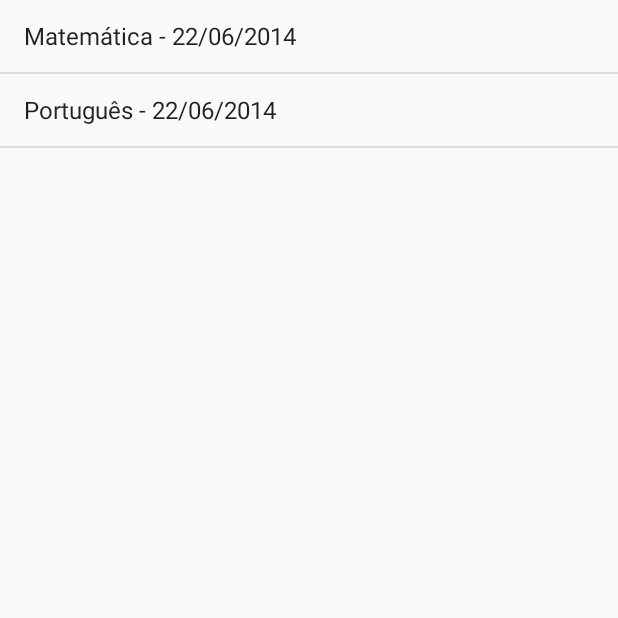
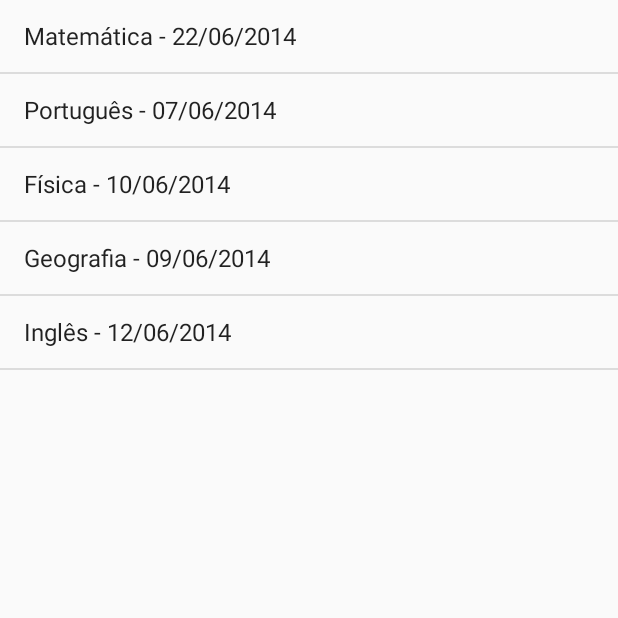
Before and after one commit to LuizGadao/CadastroAluno, an Android app: the TestsActivity screen opened directly, with no data from a screen before it, on a phone screen of 412 x 824 dp, the top half of it. Run offline under Robolectric (Android 15) with nearby library versions, the phone set to English and light mode, and no system bars.

Commit message:
third part, chapter four complete (fragments and compatibility)

```diff
--- a/app/src/main/java/com/luizgadao/cadastroaluno/app/TestsActivity.java
+++ b/app/src/main/java/com/luizgadao/cadastroaluno/app/TestsActivity.java
@@ -1,10 +1,19 @@
 package com.luizgadao.cadastroaluno.app;
 
 import android.app.Activity;
+import android.content.Intent;
 import android.os.Bundle;
+import android.support.v4.app.FragmentActivity;
+import android.support.v4.app.FragmentManager;
+import android.support.v4.app.FragmentTransaction;
+import android.util.Log;
+import android.view.View;
+import android.widget.AdapterView;
 import android.widget.ArrayAdapter;
 import android.widget.ListView;
 
+import com.luizgadao.cadastroaluno.app.fragment.DetailTestFragment;
+import com.luizgadao.cadastroaluno.app.fragment.ListTestFragment;
 import com.luizgadao.cadastroaluno.app.model.Test;
 
 import java.util.ArrayList;
@@ -14,34 +23,67 @@ import java.util.List;
 /**
  * Created by luizcarlos on 19/05/14.
  */
-public class TestsActivity extends Activity
+public class TestsActivity extends FragmentActivity
 {
+
+    public static final String TEST_SELECTED = "teste-selected";
 
     @Override
     protected void onCreate(Bundle savedInstanceState)
     {
         super.onCreate(savedInstanceState);
-        setContentView( R.layout.activity_tests );
+        setContentView( R.layout.tests );
 
-        ListView listViewTest = (ListView) this.findViewById( R.id.list_view_test );
+        FragmentManager fragmentManager = getSupportFragmentManager();
+        FragmentTransaction fragmentTransaction = fragmentManager.beginTransaction();
 
-        int layout = android.R.layout.simple_list_item_1;
+        Log.d( "TestActivity", "is-tablet? " + isTabletLandScape() );
 
-        Test test1 = new Test();
-        test1.setName( "Matemática" );
-        test1.setData( "22/06/2014" );
-        test1.setDescription( "prova de matemática, sobre todo conteúdo abordado em sala de aula" );
-        test1.setTopics( Arrays.asList( "Tópico-1", "Tópico-2", "Tópico-3", "Tópico-4" ) );
+        if( isTabletLandScape() )
+        {
+            ListTestFragment listTestFragment = new ListTestFragment();
+            fragmentTransaction.replace( R.id.left_frame_test, listTestFragment );
 
-        Test test2 = new Test();
-        test2.setName( "Português" );
-        test2.setData( "22/06/2014" );
-        test2.setDescription( "prova de matemática, sobre todo conteúdo abordado em sala de aula" );
-        test2.setTopics( Arrays.asList( "Tópico-1", "Tópico-2", "Tópico-3", "Tópico-4" ) );
+            Bundle args = new Bundle();
+            args.putSerializable( TEST_SELECTED, listTestFragment.getFirstTest() );
+            DetailTestFragment detailTestFragment = new DetailTestFragment();
+            detailTestFragment.setArguments( args );
 
-        List<Test> listTests = Arrays.asList( test1, test2 );
-        ArrayAdapter adapter = new ArrayAdapter( this, layout, listTests );
+            fragmentTransaction.replace( R.id.right_frame_test, detailTestFragment );
+        }
+        else
+        {
+            fragmentTransaction.replace( R.id.only_frame_test, new ListTestFragment() );
+        }
 
-        listViewTest.setAdapter( adapter );
+        fragmentTransaction.commit();
+    }
+
+    public void selectTest( Test testSelected ) {
+        Log.d("TESTS-ACTIVITY", "SELECT-TEST");
+
+        Bundle args = new Bundle();
+        args.putSerializable(TEST_SELECTED, testSelected);
+
+        DetailTestFragment detailTestFragment = new DetailTestFragment();
+        detailTestFragment.setArguments(args);
+
+        FragmentManager manager = getSupportFragmentManager();
+        FragmentTransaction transaction = manager.beginTransaction();
+
+        if (!isTabletLandScape()) {
+            transaction.replace(R.id.only_frame_test, detailTestFragment);
+            transaction.addToBackStack(null);
+        } else
+        {
+            transaction.replace( R.id.right_frame_test, detailTestFragment );
+        }
+
+        transaction.commit();
+    }
+
+    private boolean isTabletLandScape()
+    {
+        return getResources().getBoolean( R.bool.isTablet );
     }
 }
--- /dev/null
+++ b/app/src/main/java/com/luizgadao/cadastroaluno/app/fragment/ListTestFragment.java
@@ -0,0 +1,103 @@
+package com.luizgadao.cadastroaluno.app.fragment;
+
+import android.app.Activity;
+import android.content.Intent;
+import android.os.Bundle;
+import android.support.v4.app.Fragment;
+import android.support.v4.app.FragmentActivity;
+import android.util.Log;
+import android.view.LayoutInflater;
+import android.view.View;
+import android.view.ViewGroup;
+import android.widget.AdapterView;
+import android.widget.ArrayAdapter;
+import android.widget.ListView;
+
+import com.luizgadao.cadastroaluno.app.R;
+import com.luizgadao.cadastroaluno.app.TestsActivity;
+import com.luizgadao.cadastroaluno.app.model.Test;
+
+import java.util.Arrays;
+import java.util.List;
+
+/**
+ * Created by luizcarlos on 20/05/14.
+ */
+public class ListTestFragment extends Fragment
+{
+
+    private Test firstTest;
+
+    public ListTestFragment()
+    {
+        firstTest = new Test();
+        firstTest.setName( "Matemática" );
+        firstTest.setData( "22/06/2014" );
+        firstTest.setDescription( "prova de matemática, sobre todo conteúdo abordado em sala de aula" );
+        firstTest.setTopics( Arrays.asList("Tópico-1", "Tópico-2", "Tópico-3", "Tópico-4", "Tópico-1", "Tópico-2", "Tópico-3", "Tópico-4", "Tópico-1", "Tópico-2", "Tópico-3", "Tópico-4") );
+}
+
+    @Override
+    public View onCreateView(LayoutInflater inflater, ViewGroup container, Bundle savedInstanceState )
+    {
+        View view = (View) inflater.inflate(R.layout.activity_tests, null);
+
+        ListView listViewTest = (ListView) view.findViewById(R.id.list_view_test);
+
+        Log.d("DETAIL-FRAGMENT", "TEST");
+
+        int layout = android.R.layout.simple_list_item_1;
+
+        Test test2 = new Test();
+        test2.setName( "Português" );
+        test2.setData( "07/06/2014" );
+        test2.setDescription( "prova de matemática, sobre todo conteúdo abordado em sala de aula" );
+        test2.setTopics( Arrays.asList( "Tópico-1", "Tópico-2", "Tópico-3", "Tópico-4", "Tópico-1", "Tópico-2", "Tópico-3", "Tópico-4", "Tópico-1", "Tópico-2", "Tópico-3", "Tópico-4" ) );
+
+        Test test3 = new Test();
+        test3.setName( "Física" );
+        test3.setData( "10/06/2014" );
+        test3.setDescription( "prova de matemática, sobre todo conteúdo abordado em sala de aula" );
+        test3.setTopics( Arrays.asList( "Tópico-1", "Tópico-2", "Tópico-3", "Tópico-4", "Tópico-1", "Tópico-2", "Tópico-3", "Tópico-4", "Tópico-1", "Tópico-2", "Tópico-3", "Tópico-4" ) );
+
+        Test test4 = new Test();
+        test4.setName( "Geografia" );
+        test4.setData( "09/06/2014" );
+        test4.setDescription( "prova de matemática, sobre todo conteúdo abordado em sala de aula" );
+        test4.setTopics( Arrays.asList( "Tópico-1", "Tópico-2", "Tópico-3", "Tópico-4", "Tópico-1", "Tópico-2", "Tópico-3", "Tópico-4", "Tópico-1", "Tópico-2", "Tópico-3", "Tópico-4" ) );
+
+        Test test5 = new Test();
+        test5.setName( "Inglês" );
+        test5.setData( "12/06/2014" );
+        test5.setDescription( "prova de matemática, sobre todo conteúdo abordado em sala de aula" );
+        test5.setTopics( Arrays.asList( "Tópico-1", "Tópico-2", "Tópico-3", "Tópico-4", "Tópico-1", "Tópico-2", "Tópico-3", "Tópico-4", "Tópico-1", "Tópico-2", "Tópico-3", "Tópico-4" ) );
+
+
+        final List<Test> listTests = Arrays.asList( firstTest, test2, test3, test4, test5 );
+
+        FragmentActivity context = getActivity();
+
+        ArrayAdapter adapter = new ArrayAdapter( context, layout, listTests );
+
+        listViewTest.setAdapter( adapter );
+
+        listViewTest.setOnItemClickListener( new AdapterView.OnItemClickListener() {
+            @Override
+            public void onItemClick(AdapterView<?> adapterView, View view, int i, long l)
+            {
+                Test testClicked = listTests.get( i );
+
+                Log.d( "test-clicked: ", testClicked.getName() );
+
+                TestsActivity testsActivity = ( TestsActivity ) getActivity();
+                testsActivity.selectTest( testClicked );
+            }
+        });
+
+        return view;
+    }
+
+    public Test getFirstTest() {
+        return firstTest;
+    }
+}
--- /dev/null
+++ b/app/src/main/res/drawable-nodpi/border.xml
@@ -0,0 +1,15 @@
+<?xml version="1.0" encoding="utf-8"?>
+<shape xmlns:android="http://schemas.android.com/apk/res/android">
+    <!--     Cria linha com bordas arredondadas e tom de cinza    -->
+    <stroke android:width="5dp" android:color="#6B6B6B"/>
+    <corners android:radius="15dp" />
+
+    <!--     Escolhe a cor de fundo        -->
+    <solid android:color="#d4d4d4" />
+
+    <!--     Espaço entre conteudo e borda     -->
+    <padding
+        android:left="15dp" android:top="15dp"
+        android:right="15dp" android:bottom="15dp"/>
+
+</shape>
--- /dev/null
+++ b/app/src/main/res/layout-xlarge-land/tests.xml
@@ -0,0 +1,23 @@
+<?xml version="1.0" encoding="utf-8"?>
+
+<LinearLayout xmlns:android="http://schemas.android.com/apk/res/android"
+    android:orientation="horizontal"
+    android:layout_width="match_parent"
+    android:layout_height="match_parent">
+
+    <FrameLayout
+        android:id="@+id/left_frame_test"
+        android:layout_width="wrap_content"
+        android:layout_weight="2"
+        android:layout_height="fill_parent"
+        />
+
+    <FrameLayout
+        android:id="@+id/right_frame_test"
+        android:layout_width="wrap_content"
+        android:layout_weight="1"
+        android:layout_height="fill_parent"
+        android:background="@drawable/border"
+        />
+
+</LinearLayout>
--- /dev/null
+++ b/app/src/main/res/layout/tests.xml
@@ -0,0 +1,14 @@
+<?xml version="1.0" encoding="utf-8"?>
+
+<LinearLayout xmlns:android="http://schemas.android.com/apk/res/android"
+    android:orientation="vertical"
+    android:layout_width="match_parent"
+    android:layout_height="match_parent">
+
+    <FrameLayout
+        android:id="@+id/only_frame_test"
+        android:layout_width="match_parent"
+        android:layout_height="match_parent"
+        />
+
+</LinearLayout>
--- /dev/null
+++ b/app/src/main/res/values-xlarge-land/bools.xml
@@ -0,0 +1,4 @@
+<?xml version="1.0" encoding="utf-8"?>
+<resources>
+    <bool name="isTablet">true</bool>
+</resources>
--- /dev/null
+++ b/app/src/main/res/values/bools.xml
@@ -0,0 +1,4 @@
+<?xml version="1.0" encoding="utf-8"?>
+<resources>
+    <bool name="isTablet">false</bool>
+</resources>
--- a/app/src/main/res/values/strings.xml
+++ b/app/src/main/res/values/strings.xml
@@ -6,5 +6,6 @@
     <string name="action_settings">Settings</string>
     <string name="title_activity_form_add">Form Add Student</string>
     <string name="title_activity_tests">Tests</string>
+    <string name="title_activity_detail_test">DetailTest</string>
 
 </resources>
```
Also changed, not shown: app/src/main/AndroidManifest.xml (+12 -10 lines), app/src/main/java/com/luizgadao/cadastroaluno/app/DetailTest.java (added, +42 -0 lines), app/src/main/java/com/luizgadao/cadastroaluno/app/fragment/DetailTestFragment.java (added, +53 -0 lines), app/src/main/res/layout/activity_detail_test.xml (added, +78 -0 lines), app/src/main/res/menu/detail_test.xml (added, +9 -0 lines).
